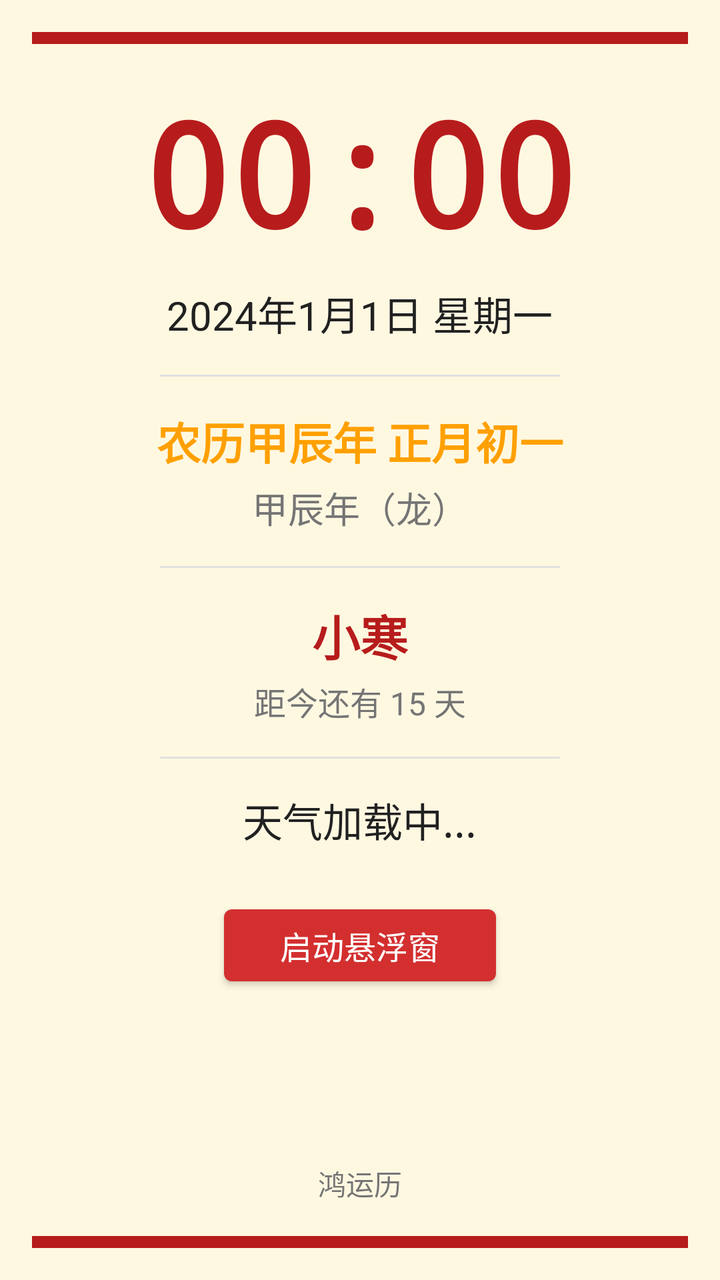
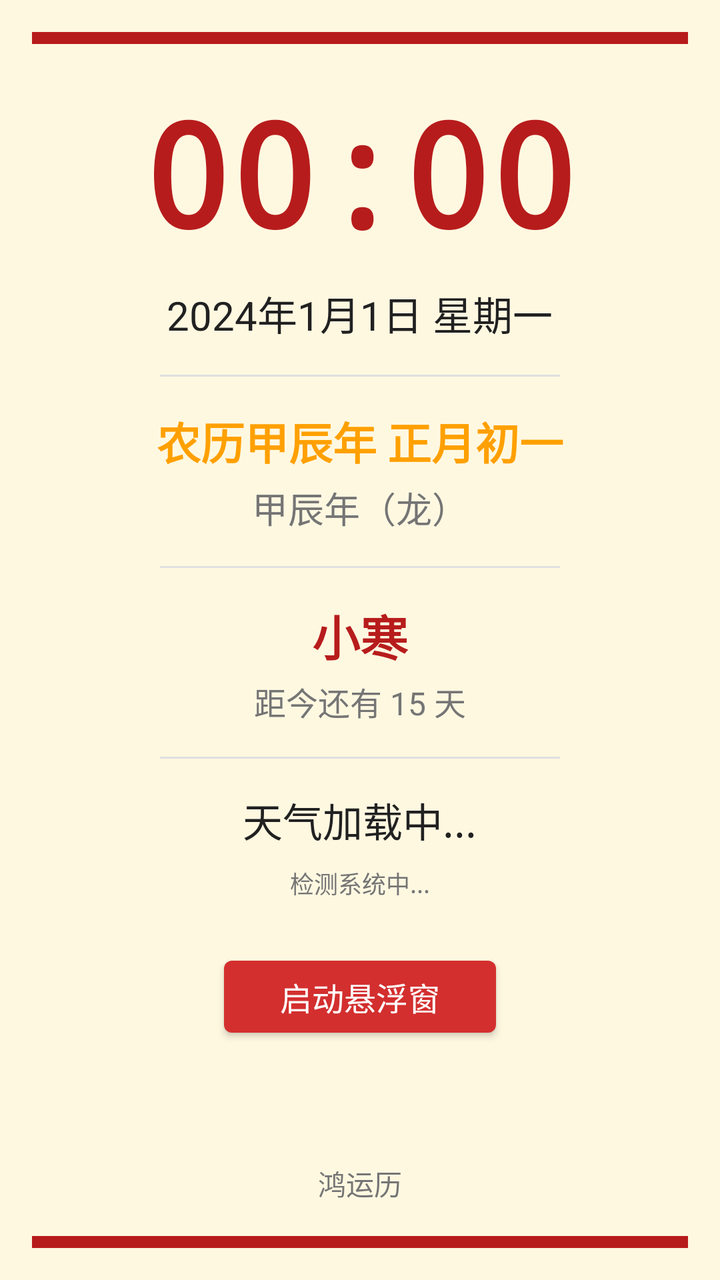

The first picture is an Android layout as it rendered before a commit; the second is the same layout after the commit. The layout source and the unified diff follow.
<!-- AndroidManifest.xml: application theme AppTheme -->
<!-- res/layout/activity_main.xml -->
<?xml version="1.0" encoding="utf-8"?>
<LinearLayout xmlns:android="http://schemas.android.com/apk/res/android"
    android:layout_width="match_parent"
    android:layout_height="match_parent"
    android:orientation="vertical"
    android:background="@color/bg_warm"
    android:gravity="center_horizontal"
    android:padding="16dp">

    
    <View
        android:layout_width="match_parent"
        android:layout_height="6dp"
        android:background="@color/red_primary" />

    <Space
        android:layout_width="match_parent"
        android:layout_height="16dp" />

    
    <TextView
        android:id="@+id/tvClock"
        android:layout_width="wrap_content"
        android:layout_height="wrap_content"
        android:text="00:00"
        android:textSize="72sp"
        android:textColor="@color/red_primary"
        android:textStyle="bold"
        android:fontFamily="monospace" />

    
    <TextView
        android:id="@+id/tvSolarDate"
        android:layout_width="wrap_content"
        android:layout_height="wrap_content"
        android:layout_marginTop="8dp"
        android:text="2024年1月1日 星期一"
        android:textSize="20sp"
        android:textColor="@color/text_dark" />

    <View
        android:layout_width="200dp"
        android:layout_height="1dp"
        android:layout_marginTop="16dp"
        android:layout_marginBottom="16dp"
        android:background="@color/divider" />

    
    <TextView
        android:id="@+id/tvLunarDate"
        android:layout_width="wrap_content"
        android:layout_height="wrap_content"
        android:text="农历甲辰年 正月初一"
        android:textSize="22sp"
        android:textColor="@color/gold_dark"
        android:textStyle="bold" />

    
    <TextView
        android:id="@+id/tvGanZhi"
        android:layout_width="wrap_content"
        android:layout_height="wrap_content"
        android:layout_marginTop="4dp"
        android:text="甲辰年（龙）"
        android:textSize="18sp"
        android:textColor="@color/text_secondary" />

    <View
        android:layout_width="200dp"
        android:layout_height="1dp"
        android:layout_marginTop="16dp"
        android:layout_marginBottom="16dp"
        android:background="@color/divider" />

    
    <TextView
        android:id="@+id/tvSolarTerm"
        android:layout_width="wrap_content"
        android:layout_height="wrap_content"
        android:text="小寒"
        android:textSize="24sp"
        android:textColor="@color/red_primary"
        android:textStyle="bold" />

    
    <TextView
        android:id="@+id/tvSolarTermCountdown"
        android:layout_width="wrap_content"
        android:layout_height="wrap_content"
        android:layout_marginTop="4dp"
        android:text="距今还有 15 天"
        android:textSize="16sp"
        android:textColor="@color/text_secondary" />

    <View
        android:layout_width="200dp"
        android:layout_height="1dp"
        android:layout_marginTop="16dp"
        android:layout_marginBottom="16dp"
        android:background="@color/divider" />

    
    <TextView
        android:id="@+id/tvWeather"
        android:layout_width="wrap_content"
        android:layout_height="wrap_content"
        android:text="天气加载中..."
        android:textSize="20sp"
        android:textColor="@color/text_dark" />

    
    <Button
        android:id="@+id/btnFloating"
        android:layout_width="wrap_content"
        android:layout_height="wrap_content"
        android:layout_marginTop="24dp"
        android:layout_marginBottom="16dp"
        android:text="启动悬浮窗"
        android:textSize="16sp"
        android:textColor="#FFFFFF"
        android:backgroundTint="#D32F2F"
        android:paddingLeft="32dp"
        android:paddingRight="32dp"
        android:paddingTop="12dp"
        android:paddingBottom="12dp" />

    <Space
        android:layout_width="match_parent"
        android:layout_height="0dp"
        android:layout_weight="1" />

    
    <TextView
        android:layout_width="wrap_content"
        android:layout_height="wrap_content"
        android:layout_marginBottom="16dp"
        android:text="鸿运历"
        android:textSize="14sp"
        android:textColor="@color/text_secondary" />

    
    <View
        android:layout_width="match_parent"
        android:layout_height="6dp"
        android:background="@color/red_primary" />

</LinearLayout>
<!-- resources referenced by this layout -->
<resources>
  <color name="bg_warm">#FFF8E1</color>
  <color name="divider">#E0E0E0</color>
  <color name="gold_dark">#FFA000</color>
  <color name="red_primary">#B71C1C</color>
  <color name="text_dark">#212121</color>
  <color name="text_secondary">#757575</color>
  <style name="AppTheme" parent="android:Theme.DeviceDefault.Light.NoActionBar">
          <item name="android:statusBarColor">#B71C1C</item>
          <item name="android:navigationBarColor">#B71C1C</item>
          <item name="android:windowBackground">#FFF8E1</item>
      </style>
</resources>

<!-- the commit's change to res/layout/activity_main.xml (unified diff, before → after) -->
@@ -109,6 +109,16 @@
         android:textColor="@color/text_dark" />
 
     
+    <TextView
+        android:id="@+id/tvSystemInfo"
+        android:layout_width="wrap_content"
+        android:layout_height="wrap_content"
+        android:layout_marginTop="8dp"
+        android:text="检测系统中..."
+        android:textSize="12sp"
+        android:textColor="@color/text_secondary" />
+
+    
     <Button
         android:id="@+id/btnFloating"
         android:layout_width="wrap_content"
